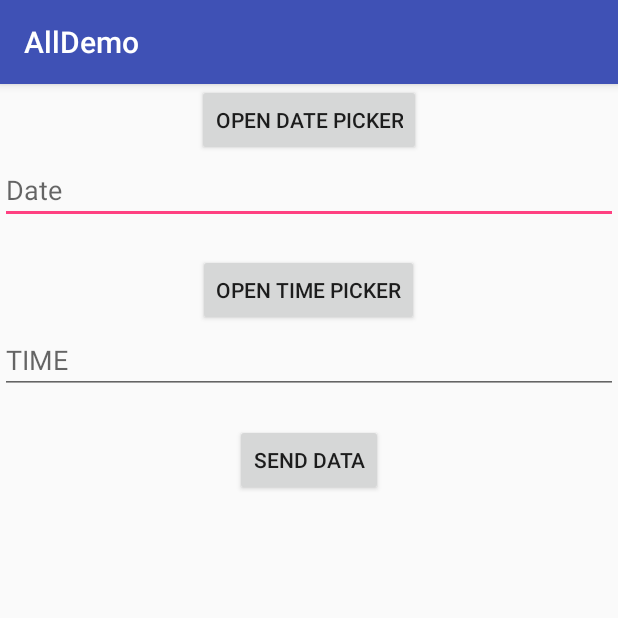
After one commit to jeetendraelite/AllDemo, an Android app: the DateTimeActivity screen opened directly, with no data from a screen before it, on a phone screen of 412 x 824 dp, the top half of it. The commit adds this screen. Run offline under Robolectric (Android 15) with nearby library versions, the phone set to English and light mode, and no system bars; our stand-ins replace ButterKnife.

Commit message:
Added Date&TIme Picker and CHooser Activity

```diff
--- /dev/null
+++ b/AllDemo/app/src/main/java/com/DateTimePicker/DateTimeActivity.java
@@ -0,0 +1,86 @@
+package com.DateTimePicker;
+
+import android.app.DatePickerDialog;
+import android.app.TimePickerDialog;
+import android.support.v7.app.AppCompatActivity;
+import android.os.Bundle;
+import android.view.View;
+import android.widget.Button;
+import android.widget.DatePicker;
+import android.widget.EditText;
+import android.widget.TimePicker;
+
+import com.alldemo.R;
+
+import java.util.Calendar;
+
+import butterknife.BindView;
+import butterknife.ButterKnife;
+
+public class DateTimeActivity extends AppCompatActivity implements View.OnClickListener {
+
+
+    @BindView(R.id.btn_datepicker)
+    Button btn_datepicker;
+
+    @BindView(R.id.btn_timepicker)
+    Button btn_timepicker;
+
+    @BindView(R.id.et_date)
+    EditText et_date;
+
+    @BindView(R.id.et_time)
+    EditText et_time;
+
+    DatePickerDialog datePickerDialog;
+    TimePickerDialog timePickerDialog;
+
+    @Override
+    protected void onCreate(Bundle savedInstanceState) {
+        super.onCreate(savedInstanceState);
+        setContentView(R.layout.activity_date_time);
+        ButterKnife.bind(this);
+
+        btn_datepicker.setOnClickListener(this);
+        btn_timepicker.setOnClickListener(this);
+
+
+
+
+    }
+
+    @Override
+    public void onClick(View v) {
+        switch (v.getId()){
+            case R.id.btn_datepicker:
+                Calendar calendar = Calendar.getInstance();
+                int year = calendar.get(Calendar.YEAR);
+                int month= calendar.get(Calendar.MONTH);
+                int day = calendar.get(Calendar.DAY_OF_MONTH);
+
+                datePickerDialog = new DatePickerDialog(DateTimeActivity.this, new DatePickerDialog.OnDateSetListener() {
+                    @Override
+                    public void onDateSet(DatePicker view, int year, int month, int dayOfMonth) {
+                        et_date.setText(dayOfMonth+":"+ (month+1) + ":" +year);
+                    }
+                }, year,month,day);
+                datePickerDialog.show();
+
+                break;
+
+            case R.id.btn_timepicker:
+                Calendar calendar1 = Calendar.getInstance();
+                int Hour = calendar1.get(Calendar.HOUR);
+                int Minute= calendar1.get(Calendar.MINUTE);
+                timePickerDialog= new TimePickerDialog(DateTimeActivity.this, new TimePickerDialog.OnTimeSetListener() {
+                    @Override
+                    public void onTimeSet(TimePicker view, int hourOfDay, int minute) {
+                        et_time.setText(hourOfDay + ": "+ minute );
+                    }
+                },Hour,Minute,false);
+                timePickerDialog.show();
+
+                break;
+        }
+    }
+}
--- /dev/null
+++ b/AllDemo/app/src/main/res/layout/activity_date_time.xml
@@ -0,0 +1,42 @@
+<?xml version="1.0" encoding="utf-8"?>
+<LinearLayout xmlns:android="http://schemas.android.com/apk/res/android"
+    xmlns:app="http://schemas.android.com/apk/res-auto"
+    xmlns:tools="http://schemas.android.com/tools"
+    android:orientation="vertical"
+    android:layout_width="match_parent"
+    android:layout_height="match_parent"
+    tools:context="com.DateTimePicker.DateTimeActivity">
+
+    <Button
+        android:layout_width="wrap_content"
+        android:layout_height="wrap_content"
+        android:id="@+id/btn_datepicker"
+        android:layout_gravity="center"
+        android:text="Open Date Picker"/>
+
+    <EditText
+        android:layout_width="match_parent"
+        android:layout_height="wrap_content"
+        android:hint="Date"
+        android:id="@+id/et_date"/>
+    <Button
+        android:layout_width="wrap_content"
+        android:layout_marginTop="20dp"
+        android:layout_height="wrap_content"
+        android:id="@+id/btn_timepicker"
+        android:layout_gravity="center"
+        android:text="Open TIme Picker"/>
+    <EditText
+        android:layout_width="match_parent"
+        android:layout_height="wrap_content"
+        android:hint="TIME"
+        android:id="@+id/et_time"/>
+    <Button
+        android:layout_width="wrap_content"
+        android:layout_height="wrap_content"
+        android:text="Send DATA"
+        android:layout_gravity="center"
+        android:id="@+id/btn_sendData"
+        android:layout_marginTop="20dp"/>
+
+</LinearLayout>
```
Also changed, not shown: AllDemo/app/src/main/AndroidManifest.xml (+7 -5 lines), AllDemo/app/src/main/java/com/ChooserShareBUtton/ChooserShareActivity.java (added, +43 -0 lines), AllDemo/app/src/main/java/com/alldemo/DashboardActivity.java (+10 -0 lines), AllDemo/app/src/main/res/layout/activity_chooser_share.xml (added, +18 -0 lines), AllDemo/app/src/main/res/menu/activity_dashboard_drawer.xml (+8 -0 lines).
